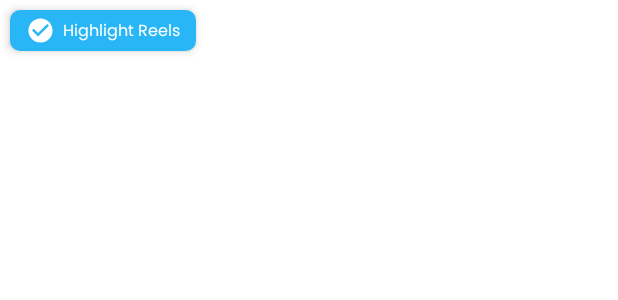
After one commit to NitishGupta1986/HighlightReels, an Android app: the layout toast_container.xml on its own in the app's theme, with its tools: preview values and no code run, on a phone screen of 412 x 824 dp. The commit adds this screen. Shown: the top 300 px of the screen. Run offline under Robolectric (Android 15) with nearby library versions, the phone set to English and light mode, and no system bars.

```diff
--- /dev/null
+++ b/app/src/main/res/drawable/ic_baseline_check_circle_24.xml
@@ -0,0 +1,10 @@
+<vector xmlns:android="http://schemas.android.com/apk/res/android"
+    android:width="@dimen/_24sdp"
+    android:height="@dimen/_24sdp"
+    android:tint="#FFFFFF"
+    android:viewportWidth="24"
+    android:viewportHeight="24">
+    <path
+        android:fillColor="@android:color/white"
+        android:pathData="M12,2C6.48,2 2,6.48 2,12s4.48,10 10,10 10,-4.48 10,-10S17.52,2 12,2zM10,17l-5,-5 1.41,-1.41L10,14.17l7.59,-7.59L19,8l-9,9z" />
+</vector>
--- /dev/null
+++ b/app/src/main/res/drawable/toast_error_background.xml
@@ -0,0 +1,5 @@
+<?xml version="1.0" encoding="utf-8"?>
+<shape xmlns:android="http://schemas.android.com/apk/res/android">
+    <solid android:color="@color/colorError" />
+    <corners android:radius="@dimen/_5sdp" />
+</shape>
--- /dev/null
+++ b/app/src/main/res/drawable/toast_info_background.xml
@@ -0,0 +1,5 @@
+<?xml version="1.0" encoding="utf-8"?>
+<shape xmlns:android="http://schemas.android.com/apk/res/android">
+    <solid android:color="@color/colorInfo" />
+    <corners android:radius="@dimen/_5sdp" />
+</shape>
--- /dev/null
+++ b/app/src/main/res/drawable/toast_success_background.xml
@@ -0,0 +1,5 @@
+<?xml version="1.0" encoding="utf-8"?>
+<shape xmlns:android="http://schemas.android.com/apk/res/android">
+    <solid android:color="@color/colorSuccess" />
+    <corners android:radius="@dimen/_5sdp" />
+</shape>
--- /dev/null
+++ b/app/src/main/res/drawable/toast_warn_background.xml
@@ -0,0 +1,5 @@
+<?xml version="1.0" encoding="utf-8"?>
+<shape xmlns:android="http://schemas.android.com/apk/res/android">
+    <solid android:color="@color/colorWarning" />
+    <corners android:radius="@dimen/_5sdp" />
+</shape>
--- a/app/src/main/res/layout/activity_home.xml
+++ b/app/src/main/res/layout/activity_home.xml
@@ -305,7 +305,6 @@
                                 android:text="Account"
                                 android:textColor="@color/white" />
 
-
                         </RelativeLayout>
 
                     </androidx.appcompat.widget.LinearLayoutCompat>
--- /dev/null
+++ b/app/src/main/res/layout/toast_container.xml
@@ -0,0 +1,40 @@
+<?xml version="1.0" encoding="utf-8"?>
+<LinearLayout xmlns:android="http://schemas.android.com/apk/res/android"
+    xmlns:app="http://schemas.android.com/apk/res-auto"
+    android:layout_width="wrap_content"
+    android:layout_height="wrap_content"
+    android:layout_margin="@dimen/_5sdp"
+    android:background="@drawable/toast_info_background"
+    android:elevation="@dimen/_3sdp"
+    android:orientation="horizontal"
+    android:padding="@dimen/_3sdp">
+
+    <ImageView
+        android:id="@+id/icon"
+        android:layout_width="@dimen/_15sdp"
+        android:layout_height="@dimen/_15sdp"
+        android:layout_gravity="center"
+        android:layout_marginStart="@dimen/_5sdp"
+        android:layout_marginLeft="@dimen/_5sdp"
+        android:layout_marginEnd="@dimen/_2sdp"
+        android:layout_marginRight="@dimen/_2sdp"
+        android:contentDescription="@null"
+        android:minWidth="@dimen/_15sdp"
+        android:minHeight="@dimen/_15sdp"
+        app:srcCompat="@drawable/ic_baseline_check_circle_24" />
+
+    <com.android.highreels.customViewRegular.RegularTextView
+        android:id="@+id/text"
+        android:layout_width="match_parent"
+        android:layout_height="match_parent"
+        android:layout_marginStart="@dimen/_2sdp"
+        android:layout_marginLeft="@dimen/_2sdp"
+        android:layout_marginEnd="@dimen/_5sdp"
+        android:layout_marginRight="@dimen/_5sdp"
+        android:gravity="center"
+        android:includeFontPadding="false"
+        android:text="@string/app_name"
+        android:textColor="@color/white"
+        android:textSize="@dimen/_8ssp" />
+
+</LinearLayout>
--- a/app/src/main/res/values/colors.xml
+++ b/app/src/main/res/values/colors.xml
@@ -8,4 +8,10 @@
     <color name="black">#FF000000</color>
     <color name="white">#FFFFFFFF</color>
     <color name="yellow">#FCE101</color>
+
+    <!--toast's text colors-->
+    <color name="colorInfo">#29B6F6</color>
+    <color name="colorSuccess">#66BB6A</color>
+    <color name="colorWarning">#FFA726</color>
+    <color name="colorError">#EF5350</color>
 </resources>
```
Also changed, not shown: app/src/main/java/com/android/highreels/Toast/MDToast.java (added, +159 -0 lines), app/src/main/java/com/android/highreels/activities/HomeActivity.kt (+29 -2 lines), app/src/main/res/drawable/ic_baseline_error_24.xml (added, +10 -0 lines), app/src/main/res/drawable/ic_baseline_info_24.xml (added, +10 -0 lines), app/src/main/res/drawable/ic_baseline_warning_24.xml (added, +10 -0 lines).
